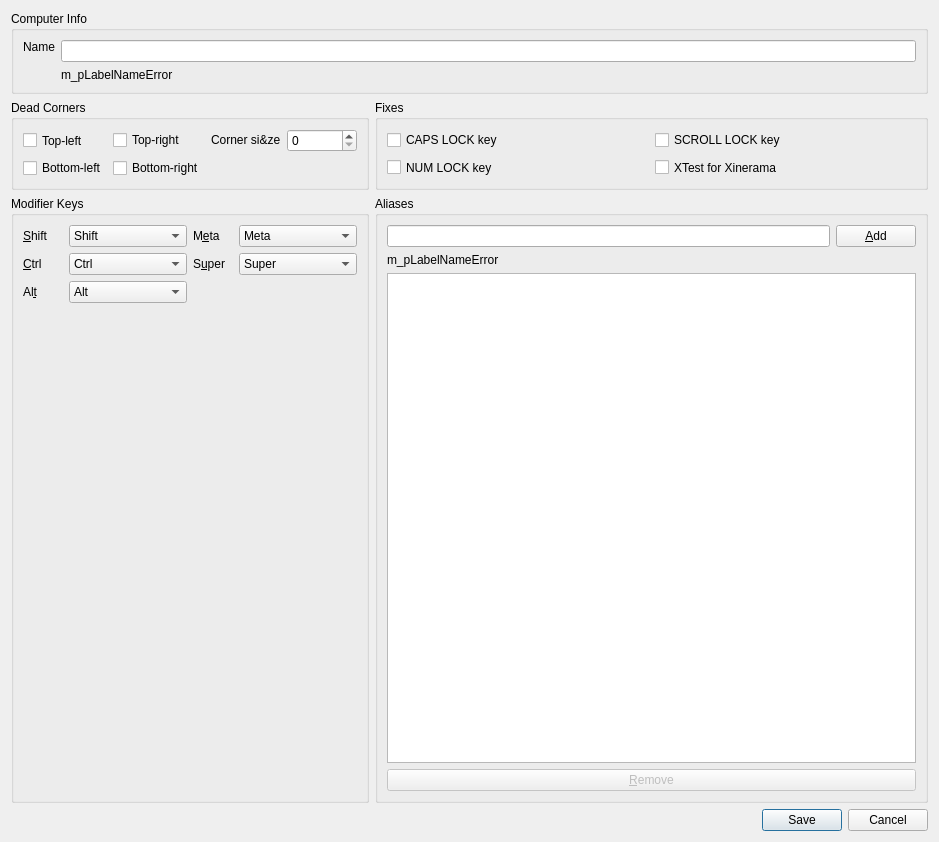
The window that src/lib/gui/dialogs/ScreenSettingsDialog.ui (deskflow/deskflow) describes before a commit, drawn with Qt 5.
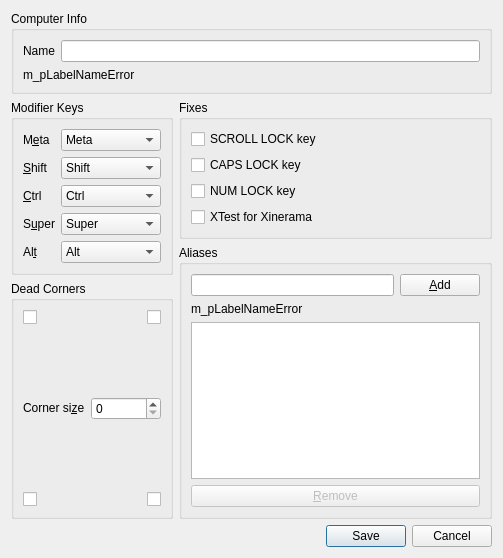
The same window after the commit.

Commit message: refactor: continue to improve the screen settings dialog ui

```diff
--- a/src/lib/gui/dialogs/ScreenSettingsDialog.ui
+++ b/src/lib/gui/dialogs/ScreenSettingsDialog.ui
@@ -6,75 +6,63 @@
    <rect>
     <x>0</x>
     <y>0</y>
-    <width>939</width>
-    <height>842</height>
+    <width>503</width>
+    <height>558</height>
    </rect>
   </property>
-  <property name="sizePolicy">
-   <sizepolicy hsizetype="Preferred" vsizetype="Expanding">
-    <horstretch>0</horstretch>
-    <verstretch>1</verstretch>
-   </sizepolicy>
-  </property>
-  <property name="minimumSize">
-   <size>
-    <width>400</width>
-    <height>620</height>
-   </size>
-  </property>
   <property name="windowTitle">
    <string>Computer settings</string>
   </property>
-  <layout class="QGridLayout" name="gridLayout">
-   <item row="2" column="2">
-    <widget class="QGroupBox" name="groupBox_5">
+  <layout class="QVBoxLayout" name="_2">
+   <item>
+    <widget class="QGroupBox" name="groupBox_6">
      <property name="sizePolicy">
-      <sizepolicy hsizetype="Preferred" vsizetype="Expanding">
+      <sizepolicy hsizetype="Preferred" vsizetype="Maximum">
        <horstretch>0</horstretch>
        <verstretch>0</verstretch>
       </sizepolicy>
      </property>
      <property name="title">
-      <string>Aliases</string>
+      <string>Computer Info</string>
      </property>
-     <layout class="QVBoxLayout" name="verticalLayout">
+     <layout class="QVBoxLayout" name="_3">
       <item>
-       <layout class="QHBoxLayout" name="horizontalLayout">
+       <layout class="QHBoxLayout" name="_4">
         <item>
-         <widget class="QLineEdit" name="m_pLineEditAlias">
+         <widget class="QLabel" name="label_7">
+          <property name="sizePolicy">
+           <sizepolicy hsizetype="Preferred" vsizetype="Fixed">
+            <horstretch>0</horstretch>
+            <verstretch>0</verstretch>
+           </sizepolicy>
+          </property>
+          <property name="text">
+           <string>Name</string>
+          </property>
+          <property name="buddy">
+           <cstring>m_pLineEditName</cstring>
+          </property>
+         </widget>
+        </item>
+        <item>
+         <widget class="QLineEdit" name="m_pLineEditName">
           <property name="sizePolicy">
            <sizepolicy hsizetype="Expanding" vsizetype="Fixed">
             <horstretch>0</horstretch>
             <verstretch>0</verstretch>
            </sizepolicy>
           </property>
-          <property name="minimumSize">
-           <size>
-            <width>168</width>
-            <height>20</height>
-           </size>
-          </property>
           <property name="maxLength">
            <number>255</number>
           </property>
          </widget>
         </item>
-        <item>
-         <widget class="QPushButton" name="m_pButtonAddAlias">
-          <property name="enabled">
-           <bool>true</bool>
-          </property>
-          <property name="text">
-           <string>&amp;Add</string>
-          </property>
-         </widget>
-        </item>
        </layout>
       </item>
       <item>
-       <widget class="QLabel" name="m_pLabelAliasError">
+       <widget class="QLabel" name="m_pLabelNameError">
         <property name="sizePolicy">
-         <sizepolicy hsizetype="Minimum" vsizetype="Maximum">
+         <sizepolicy hsizetype="Preferred" vsizetype="Fixed">
           <horstretch>0</horstretch>
           <verstretch>0</verstretch>
          </sizepolicy>
@@ -85,106 +73,332 @@
           <height>0</height>
          </size>
         </property>
-        <property name="maximumSize">
-         <size>
-          <width>16777215</width>
-          <height>16777215</height>
-         </size>
-        </property>
         <property name="text">
          <string>m_pLabelNameError</string>
         </property>
-        <property name="wordWrap">
-         <bool>true</bool>
+        <property name="alignment">
+         <set>Qt::AlignmentFlag::AlignLeading|Qt::AlignmentFlag::AlignLeft|Qt::AlignmentFlag::AlignVCenter</set>
         </property>
        </widget>
       </item>
+     </layout>
+    </widget>
+   </item>
       <item>
-       <widget class="QListWidget" name="m_pListAliases">
-        <property name="sizePolicy">
-         <sizepolicy hsizetype="Preferred" vsizetype="Expanding">
-          <horstretch>0</horstretch>
-          <verstretch>0</verstretch>
-         </sizepolicy>
-        </property>
-        <property name="minimumSize">
+    <layout class="QHBoxLayout" name="horizontalLayout_3">
+     <item>
+      <layout class="QVBoxLayout" name="verticalLayout_5">
+       <item>
+        <widget class="QGroupBox" name="groupBox_2">
+         <property name="title">
+          <string>Modifier Keys</string>
+         </property>
+         <layout class="QFormLayout" name="formLayout_2">
+          <item row="0" column="0">
+           <widget class="QLabel" name="label_5">
+            <property name="maximumSize">
          <size>
-          <width>0</width>
-          <height>0</height>
-         </size>
-        </property>
+              <width>40</width>
+              <height>16777215</height>
+             </size>
+            </property>
+            <property name="text">
+             <string>M&amp;eta</string>
+            </property>
+            <property name="buddy">
+             <cstring>m_pComboBoxMeta</cstring>
+            </property>
+           </widget>
+          </item>
+          <item row="4" column="0">
+           <widget class="QLabel" name="label_3">
+            <property name="text">
+             <string>&amp;Ctrl</string>
+            </property>
+            <property name="buddy">
+             <cstring>m_pComboBoxCtrl</cstring>
+            </property>
+           </widget>
+          </item>
+          <item row="6" column="0">
+           <widget class="QLabel" name="label_6">
+            <property name="text">
+             <string>S&amp;uper</string>
+            </property>
+            <property name="buddy">
+             <cstring>m_pComboBoxSuper</cstring>
+            </property>
+           </widget>
+          </item>
+          <item row="9" column="0">
+           <widget class="QLabel" name="label_4">
+            <property name="text">
+             <string>Al&amp;t</string>
+            </property>
+            <property name="buddy">
+             <cstring>m_pComboBoxAlt</cstring>
+            </property>
+           </widget>
+          </item>
+          <item row="0" column="1">
+           <widget class="QComboBox" name="m_pComboBoxMeta">
+            <property name="currentIndex">
+             <number>3</number>
+            </property>
+            <item>
+             <property name="text">
+              <string>Shift</string>
+             </property>
+            </item>
+            <item>
+             <property name="text">
+              <string>Ctrl</string>
+             </property>
+            </item>
+            <item>
+             <property name="text">
+              <string>Alt</string>
+             </property>
+            </item>
+            <item>
+             <property name="text">
+              <string>Meta</string>
+             </property>
+            </item>
+            <item>
+             <property name="text">
+              <string>Super</string>
+             </property>
+            </item>
+            <item>
+             <property name="text">
+              <string>None</string>
+             </property>
+            </item>
+           </widget>
+          </item>
+          <item row="2" column="1">
+           <widget class="QComboBox" name="m_pComboBoxShift">
+            <item>
+             <property name="text">
+              <string>Shift</string>
+             </property>
+            </item>
+            <item>
+             <property name="text">
+              <string>Ctrl</string>
+             </property>
+            </item>
+            <item>
+             <property name="text">
+              <string>Alt</string>
+             </property>
+            </item>
+            <item>
+             <property name="text">
+              <string>Meta</string>
+             </property>
+            </item>
+            <item>
+             <property name="text">
+              <string>Super</string>
+             </property>
+            </item>
+            <item>
+             <property name="text">
+              <string>None</string>
+             </property>
+            </item>
+           </widget>
+          </item>
+          <item row="2" column="0">
+           <widget class="QLabel" name="label_2">
         <property name="maximumSize">
          <size>
-          <width>16777215</width>
+              <width>40</width>
           <height>16777215</height>
          </size>
         </property>
-        <property name="selectionMode">
-         <enum>QAbstractItemView::SelectionMode::ExtendedSelection</enum>
-        </property>
-       </widget>
-      </item>
+            <property name="text">
+             <string>&amp;Shift</string>
+            </property>
+            <property name="buddy">
+             <cstring>m_pComboBoxShift</cstring>
+            </property>
+           </widget>
+          </item>
+          <item row="9" column="1">
+           <widget class="QComboBox" name="m_pComboBoxAlt">
+            <property name="currentIndex">
+             <number>2</number>
+            </property>
       <item>
-       <widget class="QPushButton" name="m_pButtonRemoveAlias">
-        <property name="enabled">
-         <bool>false</bool>
-        </property>
+             <property name="text">
+              <string>Shift</string>
+             </property>
+            </item>
+            <item>
         <property name="text">
-         <string>&amp;Remove</string>
-        </property>
-       </widget>
-      </item>
+              <string>Ctrl</string>
+             </property>
+            </item>
+            <item>
+             <property name="text">
+              <string>Alt</string>
+             </property>
+            </item>
+            <item>
+             <property name="text">
+              <string>Meta</string>
+             </property>
+            </item>
+            <item>
+             <property name="text">
+              <string>Super</string>
+             </property>
+            </item>
+            <item>
+             <property name="text">
+              <string>None</string>
+             </property>
+            </item>
+           </widget>
+          </item>
+          <item row="6" column="1">
+           <widget class="QComboBox" name="m_pComboBoxSuper">
+            <property name="currentIndex">
+             <number>4</number>
+            </property>
+            <item>
+             <property name="text">
+              <string>Shift</string>
+             </property>
+            </item>
+            <item>
+             <property name="text">
+              <string>Ctrl</string>
+             </property>
+            </item>
+            <item>
+             <property name="text">
+              <string>Alt</string>
+             </property>
+            </item>
+            <item>
+             <property name="text">
+              <string>Meta</string>
+             </property>
+            </item>
+            <item>
+             <property name="text">
+              <string>Super</string>
+             </property>
+            </item>
+            <item>
+             <property name="text">
+              <string>None</string>
+             </property>
+            </item>
+           </widget>
+          </item>
+          <item row="4" column="1">
+           <widget class="QComboBox" name="m_pComboBoxCtrl">
+            <property name="currentIndex">
+             <number>1</number>
+            </property>
+            <item>
+             <property name="text">
+              <string>Shift</string>
+             </property>
+            </item>
+            <item>
+             <property name="text">
+              <string>Ctrl</string>
+             </property>
+            </item>
+            <item>
+             <property name="text">
+              <string>Alt</string>
+             </property>
+            </item>
+            <item>
+             <property name="text">
+              <string>Meta</string>
+             </property>
+            </item>
+            <item>
+             <property name="text">
+              <string>Super</string>
+             </property>
+            </item>
+            <item>
+             <property name="text">
+              <string>None</string>
+             </property>
+            </item>
+           </widget>
+          </item>
      </layout>
     </widget>
    </item>
-   <item row="1" column="0" colspan="2">
+       <item>
     <widget class="QGroupBox" name="groupBox_3">
      <property name="title">
       <string>Dead Corners</string>
      </property>
-     <layout class="QGridLayout" name="gridLayout_8">
-      <item row="0" column="0">
-       <widget class="QCheckBox" name="m_pCheckBoxCornerTopLeft">
-        <property name="sizePolicy">
-         <sizepolicy hsizetype="Expanding" vsizetype="Preferred">
-          <horstretch>0</horstretch>
-          <verstretch>0</verstretch>
-         </sizepolicy>
-        </property>
-        <property name="minimumSize">
-         <size>
-          <width>0</width>
-          <height>0</height>
-         </size>
-        </property>
-        <property name="text">
-         <string>Top-left</string>
-        </property>
-       </widget>
-      </item>
-      <item row="0" column="1">
+         <layout class="QVBoxLayout" name="verticalLayout_2">
+          <item>
+           <layout class="QHBoxLayout" name="horizontalLayout_4">
+            <item>
        <widget class="QCheckBox" name="m_pCheckBoxCornerTopRight">
-        <property name="sizePolicy">
-         <sizepolicy hsizetype="Expanding" vsizetype="Maximum">
-          <horstretch>0</horstretch>
-          <verstretch>0</verstretch>
-         </sizepolicy>
-        </property>
         <property name="minimumSize">
          <size>
           <width>0</width>
           <height>0</height>
          </size>
         </property>
-        <property name="text">
-         <string>Top-right</string>
+              <property name="toolTip">
+               <string>Top Left</string>
         </property>
         <property name="autoRepeatInterval">
          <number>100</number>
         </property>
        </widget>
       </item>
-      <item row="0" column="2">
+            <item>
+             <widget class="QCheckBox" name="m_pCheckBoxCornerTopLeft">
+              <property name="minimumSize">
+               <size>
+                <width>0</width>
+                <height>0</height>
+               </size>
+              </property>
+              <property name="toolTip">
+               <string>Top Right</string>
+              </property>
+              <property name="layoutDirection">
+               <enum>Qt::LayoutDirection::RightToLeft</enum>
+              </property>
+             </widget>
+            </item>
+           </layout>
+          </item>
+          <item>
+           <spacer name="verticalSpacer">
+            <property name="orientation">
+             <enum>Qt::Orientation::Vertical</enum>
+            </property>
+            <property name="sizeHint" stdset="0">
+             <size>
+              <width>20</width>
+              <height>40</height>
+             </size>
+            </property>
+           </spacer>
+          </item>
+          <item>
+           <layout class="QHBoxLayout" name="horizontalLayout_2">
+            <item>
        <widget class="QLabel" name="label">
         <property name="sizePolicy">
          <sizepolicy hsizetype="Fixed" vsizetype="Fixed">
@@ -195,9 +409,12 @@
         <property name="text">
          <string>Corner si&amp;ze</string>
         </property>
-       </widget>
-      </item>
-      <item row="0" column="3">
+              <property name="buddy">
+               <cstring>m_pSpinBoxSwitchCornerSize</cstring>
+              </property>
+             </widget>
+            </item>
+            <item>
        <widget class="QSpinBox" name="m_pSpinBoxSwitchCornerSize">
         <property name="sizePolicy">
          <sizepolicy hsizetype="Preferred" vsizetype="Fixed">
@@ -213,67 +430,68 @@
         </property>
        </widget>
       </item>
-      <item row="1" column="0">
+           </layout>
+          </item>
+          <item>
+           <spacer name="verticalSpacer_2">
+            <property name="orientation">
+             <enum>Qt::Orientation::Vertical</enum>
+            </property>
+            <property name="sizeHint" stdset="0">
+             <size>
+              <width>20</width>
+              <height>40</height>
+             </size>
+            </property>
+           </spacer>
+          </item>
+          <item>
+           <layout class="QHBoxLayout" name="horizontalLayout_5">
+            <item>
        <widget class="QCheckBox" name="m_pCheckBoxCornerBottomLeft">
-        <property name="sizePolicy">
-         <sizepolicy hsizetype="Fixed" vsizetype="Minimum">
-          <horstretch>0</horstretch>
-          <verstretch>0</verstretch>
-         </sizepolicy>
-        </property>
         <property name="minimumSize">
          <size>
           <width>0</width>
           <height>0</height>
          </size>
         </property>
-        <property name="text">
-         <string>Bottom-left</string>
+              <property name="toolTip">
+               <string>Bottom Left</string>
         </property>
        </widget>
       </item>
-      <item row="1" column="1">
+            <item>
        <widget class="QCheckBox" name="m_pCheckBoxCornerBottomRight">
-        <property name="sizePolicy">
-         <sizepolicy hsizetype="Expanding" vsizetype="Maximum">
-          <horstretch>0</horstretch>
-          <verstretch>0</verstretch>
-         </sizepolicy>
-        </property>
         <property name="minimumSize">
          <size>
           <width>0</width>
           <height>0</height>
          </size>
         </property>
-        <property name="text">
-         <string>Bottom-right</string>
-        </property>
+              <property name="toolTip">
+               <string>Bottom Right</string>
+              </property>
+              <property name="layoutDirection">
+               <enum>Qt::LayoutDirection::RightToLeft</enum>
+              </property>
        </widget>
       </item>
      </layout>
-    </widget>
-   </item>
-   <item row="1" column="2">
+          </item>
+         </layout>
+        </widget>
+       </item>
+      </layout>
+     </item>
+     <item>
+      <layout class="QVBoxLayout" name="verticalLayout_6">
+       <item>
     <widget class="QGroupBox" name="groupBox_4">
      <property name="title">
       <string>Fixes</string>
      </property>
-     <layout class="QGridLayout" name="gridLayout_9">
-      <item row="0" column="0">
-       <widget class="QCheckBox" name="m_pCheckBoxCapsLock">
-        <property name="sizePolicy">
-         <sizepolicy hsizetype="Minimum" vsizetype="Preferred">
-          <horstretch>0</horstretch>
-          <verstretch>0</verstretch>
-         </sizepolicy>
-        </property>
-        <property name="text">
-         <string>CAPS LOCK key</string>
-        </property>
-       </widget>
-      </item>
-      <item row="0" column="1">
+         <layout class="QVBoxLayout" name="verticalLayout_3">
+          <item>
        <widget class="QCheckBox" name="m_pCheckBoxScrollLock">
         <property name="sizePolicy">
          <sizepolicy hsizetype="Minimum" vsizetype="Preferred">
@@ -286,7 +504,20 @@
         </property>
        </widget>
       </item>
-      <item row="1" column="0">
+          <item>
+           <widget class="QCheckBox" name="m_pCheckBoxCapsLock">
+            <property name="sizePolicy">
+             <sizepolicy hsizetype="Minimum" vsizetype="Preferred">
+              <horstretch>0</horstretch>
+              <verstretch>0</verstretch>
+             </sizepolicy>
+            </property>
+            <property name="text">
+             <string>CAPS LOCK key</string>
+            </property>
+           </widget>
+          </item>
+          <item>
        <widget class="QCheckBox" name="m_pCheckBoxNumLock">
         <property name="sizePolicy">
          <sizepolicy hsizetype="Minimum" vsizetype="Preferred">
@@ -299,7 +530,7 @@
         </property>
        </widget>
       </item>
-      <item row="1" column="1">
+          <item>
        <widget class="QCheckBox" name="m_pCheckBoxXTest">
         <property name="sizePolicy">
          <sizepolicy hsizetype="Minimum" vsizetype="Preferred">
@@ -318,7 +549,122 @@
      </layout>
     </widget>
    </item>
-   <item row="3" column="0" colspan="3">
+       <item>
+        <widget class="QGroupBox" name="groupBox_5">
+         <property name="sizePolicy">
+          <sizepolicy hsizetype="Preferred" vsizetype="Expanding">
+           <horstretch>0</horstretch>
+           <verstretch>0</verstretch>
+          </sizepolicy>
+         </property>
+         <property name="title">
+          <string>Aliases</string>
+         </property>
+         <layout class="QVBoxLayout" name="verticalLayout">
+          <item>
+           <layout class="QHBoxLayout" name="horizontalLayout">
+            <item>
+             <widget class="QLineEdit" name="m_pLineEditAlias">
+              <property name="sizePolicy">
+               <sizepolicy hsizetype="Expanding" vsizetype="Fixed">
+                <horstretch>0</horstretch>
+                <verstretch>0</verstretch>
+               </sizepolicy>
+              </property>
+              <property name="minimumSize">
+               <size>
+                <width>168</width>
+                <height>20</height>
+               </size>
+              </property>
+              <property name="maxLength">
+               <number>255</number>
+              </property>
+             </widget>
+            </item>
+            <item>
+             <widget class="QPushButton" name="m_pButtonAddAlias">
+              <property name="enabled">
+               <bool>true</bool>
+              </property>
+              <property name="text">
+               <string>&amp;Add</string>
+              </property>
+             </widget>
+            </item>
+           </layout>
+          </item>
+          <item>
+           <widget class="QLabel" name="m_pLabelAliasError">
+            <property name="sizePolicy">
+             <sizepolicy hsizetype="Minimum" vsizetype="Maximum">
+              <horstretch>0</horstretch>
+              <verstretch>0</verstretch>
+             </sizepolicy>
+            </property>
+            <property name="minimumSize">
+             <size>
+              <width>0</width>
+              <height>0</height>
+             </size>
+            </property>
+            <property name="maximumSize">
+             <size>
+              <width>16777215</width>
+              <height>16777215</height>
+             </size>
+            </property>
+            <property name="text">
+             <string>m_pLabelNameError</string>
+            </property>
+            <property name="wordWrap">
+             <bool>true</bool>
+            </property>
+           </widget>
+          </item>
+          <item>
+           <widget class="QListWidget" name="m_pListAliases">
+            <property name="sizePolicy">
+             <sizepolicy hsizetype="Preferred" vsizetype="Expanding">
+              <horstretch>0</horstretch>
+              <verstretch>0</verstretch>
+             </sizepolicy>
+            </property>
+            <property name="minimumSize">
+             <size>
+              <width>0</width>
+              <height>0</height>
+             </size>
+            </property>
+            <property name="maximumSize">
+             <size>
+              <width>16777215</width>
+              <height>16777215</height>
+             </size>
+            </property>
+            <property name="selectionMode">
+             <enum>QAbstractItemView::SelectionMode::ExtendedSelection</enum>
+            </property>
+           </widget>
+          </item>
+          <item>
+           <widget class="QPushButton" name="m_pButtonRemoveAlias">
+            <property name="enabled">
+             <bool>false</bool>
+            </property>
+            <property name="text">
+             <string>&amp;Remove</string>
+            </property>
+           </widget>
+          </item>
+         </layout>
+        </widget>
+       </item>
+      </layout>
+     </item>
+    </layout>
+   </item>
+   <item>
     <widget class="QDialogButtonBox" name="m_pButtonBox">
      <property name="minimumSize">
       <size>
@@ -334,340 +680,29 @@
      </property>
     </widget>
    </item>
-   <item row="2" column="0" colspan="2">
-    <widget class="QGroupBox" name="groupBox_2">
-     <property name="title">
-      <string>Modifier Keys</string>
-     </property>
-     <layout class="QGridLayout" name="gridLayout_6">
-      <item row="0" column="0">
-       <widget class="QLabel" name="label_2">
-        <property name="maximumSize">
-         <size>
-          <width>40</width>
-          <height>16777215</height>
-         </size>
-        </property>
-        <property name="text">
-         <string>&amp;Shift</string>
-        </property>
-        <property name="buddy">
-         <cstring>m_pComboBoxShift</cstring>
-        </property>
-       </widget>
-      </item>
-      <item row="1" column="1">
-       <widget class="QComboBox" name="m_pComboBoxCtrl">
-        <property name="currentIndex">
-         <number>1</number>
-        </property>
-        <item>
-         <property name="text">
-          <string>Shift</string>
-         </property>
-        </item>
-        <item>
-         <property name="text">
-          <string>Ctrl</string>
-         </property>
-        </item>
-        <item>
-         <property name="text">
-          <string>Alt</string>
-         </property>
-        </item>
-        <item>
-         <property name="text">
-          <string>Meta</string>
-         </property>
-        </item>
-        <item>
-         <property name="text">
-          <string>Super</string>
-         </property>
-        </item>
-        <item>
-         <property name="text">
-          <string>None</string>
-         </property>
-        </item>
-       </widget>
-      </item>
-      <item row="1" column="2">
-       <widget class="QLabel" name="label_6">
-        <property name="text">
-         <string>S&amp;uper</string>
-        </property>
-        <property name="buddy">
-         <cstring>m_pComboBoxSuper</cstring>
-        </property>
-       </widget>
-      </item>
-      <item row="0" column="1">
-       <widget class="QComboBox" name="m_pComboBoxShift">
-        <item>
-         <property name="text">
-          <string>Shift</string>
-         </property>
-        </item>
-        <item>
-         <property name="text">
-          <string>Ctrl</string>
-         </property>
-        </item>
-        <item>
-         <property name="text">
-          <string>Alt</string>
-         </property>
-        </item>
-        <item>
-         <property name="text">
-          <string>Meta</string>
-         </property>
-        </item>
-        <item>
-         <property name="text">
-          <string>Super</string>
-         </property>
-        </item>
-        <item>
-         <property name="text">
-          <string>None</string>
-         </property>
-        </item>
-       </widget>
-      </item>
-      <item row="2" column="0">
-       <widget class="QLabel" name="label_4">
-        <property name="text">
-         <string>Al&amp;t</string>
-        </property>
-        <property name="buddy">
-         <cstring>m_pComboBoxAlt</cstring>
-        </property>
-       </widget>
-      </item>
-      <item row="1" column="3">
-       <widget class="QComboBox" name="m_pComboBoxSuper">
-        <property name="currentIndex">
-         <number>4</number>
-        </property>
-        <item>
-         <property name="text">
-          <string>Shift</string>
-         </property>
-        </item>
-        <item>
-         <property name="text">
-          <string>Ctrl</string>
-         </property>
-        </item>
-        <item>
-         <property name="text">
-          <string>Alt</string>
-         </property>
-        </item>
-        <item>
-         <property name="text">
-          <string>Meta</string>
-         </property>
-        </item>
-        <item>
-         <property name="text">
-          <string>Super</string>
-         </property>
-        </item>
-        <item>
-         <property name="text">
-          <string>None</string>
-         </property>
-        </item>
-       </widget>
-      </item>
-      <item row="0" column="3">
-       <widget class="QComboBox" name="m_pComboBoxMeta">
-        <property name="currentIndex">
-         <number>3</number>
-        </property>
-        <item>
-         <property name="text">
-          <string>Shift</string>
-         </property>
-        </item>
-        <item>
-         <property name="text">
-          <string>Ctrl</string>
-         </property>
-        </item>
-        <item>
-         <property name="text">
-          <string>Alt</string>
-         </property>
-        </item>
-        <item>
-         <property name="text">
-          <string>Meta</string>
-         </property>
-        </item>
-        <item>
-         <property name="text">
-          <string>Super</string>
-         </property>
-        </item>
-        <item>
-         <property name="text">
-          <string>None</string>
-         </property>
-        </item>
-       </widget>
-      </item>
-      <item row="1" column="0">
-       <widget class="QLabel" name="label_3">
-        <property name="text">
-         <string>&amp;Ctrl</string>
-        </property>
-        <property name="buddy">
-         <cstring>m_pComboBoxCtrl</cstring>
-        </property>
-       </widget>
-      </item>
-      <item row="0" column="2">
-       <widget class="QLabel" name="label_5">
-        <property name="maximumSize">
-         <size>
-          <width>40</width>
-          <height>16777215</height>
-         </size>
-        </property>
-        <property name="text">
-         <string>M&amp;eta</string>
-        </property>
-        <property name="buddy">
-         <cstring>m_pComboBoxMeta</cstring>
-        </property>
-       </widget>
-      </item>
-      <item row="2" column="1">
-       <widget class="QComboBox" name="m_pComboBoxAlt">
-        <property name="currentIndex">
-         <number>2</number>
-        </property>
-        <item>
-         <property name="text">
-          <string>Shift</string>
-         </property>
-        </item>
-        <item>
-         <property name="text">
-          <string>Ctrl</string>
-         </property>
-        </item>
-        <item>
-         <property name="text">
-          <string>Alt</string>
-         </property>
-        </item>
-        <item>
-         <property name="text">
-          <string>Meta</string>
-         </property>
-        </item>
-        <item>
-         <property name="text">
-          <string>Super</string>
-         </property>
-        </item>
-        <item>
-         <property name="text">
-          <string>None</string>
-         </property>
-        </item>
-       </widget>
-      </item>
-      <item row="3" column="1">
-       <spacer name="verticalSpacer">
-        <property name="orientation">
-         <enum>Qt::Orientation::Vertical</enum>
-        </property>
-        <property name="sizeHint" stdset="0">
-         <size>
-          <width>20</width>
-          <height>40</height>
-         </size>
-        </property>
-       </spacer>
-      </item>
-     </layout>
-    </widget>
-   </item>
-   <item row="0" column="0" colspan="3">
-    <widget class="QGroupBox" name="groupBox_6">
-     <property name="sizePolicy">
-      <sizepolicy hsizetype="Preferred" vsizetype="Maximum">
-       <horstretch>0</horstretch>
-       <verstretch>0</verstretch>
-      </sizepolicy>
-     </property>
-     <property name="title">
-      <string>Computer Info</string>
-     </property>
-     <layout class="QFormLayout" name="formLayout">
-      <item row="0" column="0">
-       <widget class="QLabel" name="label_7">
-        <property name="sizePolicy">
-         <sizepolicy hsizetype="Preferred" vsizetype="Fixed">
-          <horstretch>0</horstretch>
-          <verstretch>0</verstretch>
-         </sizepolicy>
-        </property>
-        <property name="text">
-         <string>Name</string>
-        </property>
-        <property name="buddy">
-         <cstring>m_pLineEditName</cstring>
-        </property>
-       </widget>
-      </item>
-      <item row="0" column="1">
-       <widget class="QLineEdit" name="m_pLineEditName">
-        <property name="sizePolicy">
-         <sizepolicy hsizetype="Expanding" vsizetype="Fixed">
-          <horstretch>0</horstretch>
-          <verstretch>0</verstretch>
-         </sizepolicy>
-        </property>
-        <property name="maxLength">
-         <number>255</number>
-        </property>
-       </widget>
-      </item>
-      <item row="1" column="1">
-       <widget class="QLabel" name="m_pLabelNameError">
-        <property name="sizePolicy">
-         <sizepolicy hsizetype="Preferred" vsizetype="Fixed">
-          <horstretch>0</horstretch>
-          <verstretch>0</verstretch>
-         </sizepolicy>
-        </property>
-        <property name="minimumSize">
-         <size>
-          <width>0</width>
-          <height>0</height>
-         </size>
-        </property>
-        <property name="text">
-         <string>m_pLabelNameError</string>
-        </property>
-        <property name="alignment">
-         <set>Qt::AlignmentFlag::AlignLeading|Qt::AlignmentFlag::AlignLeft|Qt::AlignmentFlag::AlignVCenter</set>
-        </property>
-       </widget>
-      </item>
-     </layout>
-    </widget>
-   </item>
-  </layout>
- </widget>
+  </layout>
+ </widget>
+ <tabstops>
+  <tabstop>m_pLineEditName</tabstop>
+  <tabstop>m_pComboBoxMeta</tabstop>
+  <tabstop>m_pComboBoxShift</tabstop>
+  <tabstop>m_pComboBoxCtrl</tabstop>
+  <tabstop>m_pComboBoxSuper</tabstop>
+  <tabstop>m_pComboBoxAlt</tabstop>
+  <tabstop>m_pCheckBoxCornerTopRight</tabstop>
+  <tabstop>m_pCheckBoxCornerTopLeft</tabstop>
+  <tabstop>m_pSpinBoxSwitchCornerSize</tabstop>
+  <tabstop>m_pCheckBoxCornerBottomLeft</tabstop>
+  <tabstop>m_pCheckBoxCornerBottomRight</tabstop>
+  <tabstop>m_pCheckBoxScrollLock</tabstop>
+  <tabstop>m_pCheckBoxCapsLock</tabstop>
+  <tabstop>m_pCheckBoxNumLock</tabstop>
+  <tabstop>m_pCheckBoxXTest</tabstop>
+  <tabstop>m_pLineEditAlias</tabstop>
+  <tabstop>m_pButtonAddAlias</tabstop>
+  <tabstop>m_pListAliases</tabstop>
+  <tabstop>m_pButtonRemoveAlias</tabstop>
+ </tabstops>
  <resources/>
  <connections>
   <connection>
```
Left out of the diff: 8 changed lines with no effect on the pictures. Lines whose indentation alone changed are shown as unchanged. The commit also changes 1 other file.
